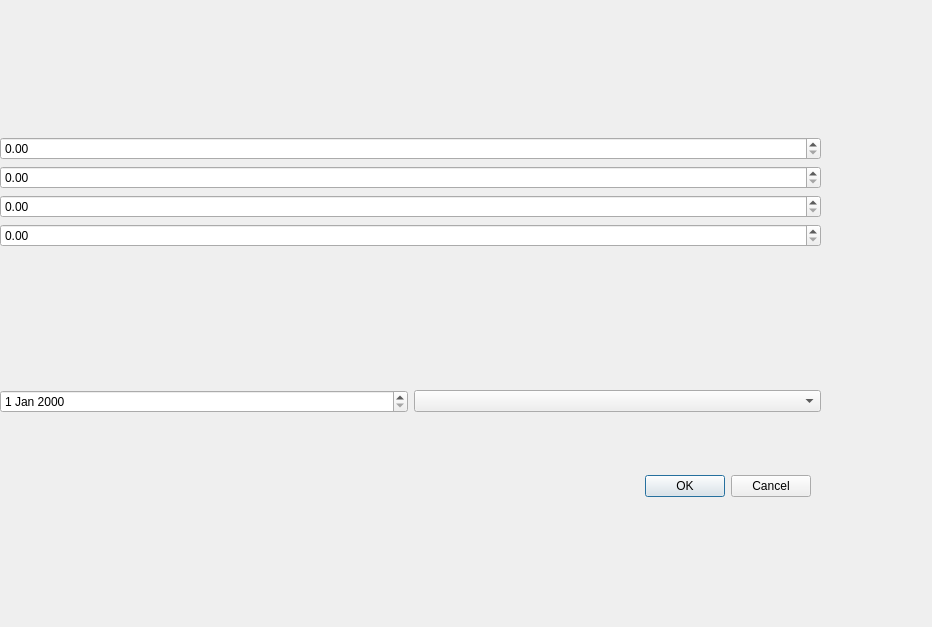
Old version of the form app/ui/config_dialog.ui in the repository aCoruja/skyvolt-drone.
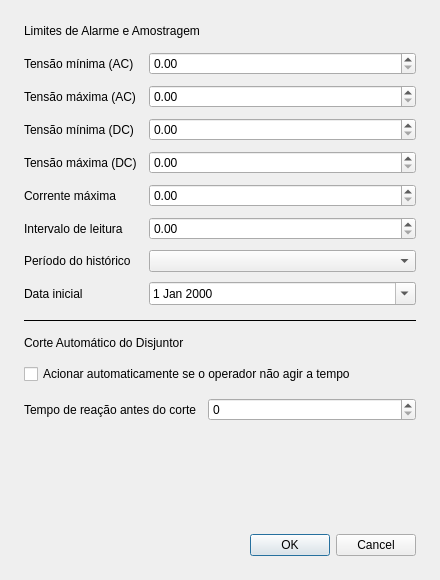
New version of the form.

The edit to the form file:
```diff
--- a/app/ui/config_dialog.ui
+++ b/app/ui/config_dialog.ui
@@ -6,67 +6,195 @@
    <rect>
     <x>0</x>
     <y>0</y>
-    <width>932</width>
-    <height>627</height>
+    <width>440</width>
+    <height>580</height>
    </rect>
   </property>
   <property name="windowTitle">
    <string>Dialog</string>
   </property>
-  <widget class="QWidget" name="verticalLayoutWidget_2">
-   <property name="geometry">
-    <rect>
-     <x>0</x>
-     <y>0</y>
-     <width>821</width>
-     <height>551</height>
-    </rect>
+  <layout class="QVBoxLayout" name="dialogLayout">
+   <property name="leftMargin">
+    <number>24</number>
    </property>
-   <layout class="QVBoxLayout" name="verticalLayout_5">
-    <item>
-     <layout class="QVBoxLayout" name="verticalLayout_6">
-      <item>
-       <widget class="QDoubleSpinBox" name="spnTensaoMin"/>
-      </item>
-      <item>
-       <widget class="QDoubleSpinBox" name="spnTensaoMax"/>
-      </item>
-      <item>
-       <widget class="QDoubleSpinBox" name="spnIntervalo"/>
-      </item>
-      <item>
-       <widget class="QDoubleSpinBox" name="spnCorrenteMax"/>
-      </item>
-     </layout>
-    </item>
-    <item>
-     <layout class="QHBoxLayout" name="horizontalLayout_3">
-      <item>
-       <widget class="QDateEdit" name="dateInicio"/>
-      </item>
-      <item>
-       <widget class="QComboBox" name="cmbPeriodo"/>
-      </item>
-     </layout>
-    </item>
-   </layout>
-  </widget>
-  <widget class="QDialogButtonBox" name="buttonBox">
-   <property name="geometry">
-    <rect>
-     <x>470</x>
-     <y>470</y>
-     <width>341</width>
-     <height>32</height>
-    </rect>
+   <property name="topMargin">
+    <number>24</number>
    </property>
-   <property name="orientation">
-    <enum>Qt::Horizontal</enum>
+   <property name="rightMargin">
+    <number>24</number>
    </property>
-   <property name="standardButtons">
-    <set>QDialogButtonBox::Cancel|QDialogButtonBox::Ok</set>
+   <property name="bottomMargin">
+    <number>24</number>
    </property>
-  </widget>
+   <property name="spacing">
+    <number>14</number>
+   </property>
+   <item>
+    <widget class="QLabel" name="lblTituloDialog">
+     <property name="text">
+      <string>Limites de Alarme e Amostragem</string>
+     </property>
+    </widget>
+   </item>
+   <item>
+    <layout class="QFormLayout" name="formLayout">
+     <property name="verticalSpacing">
+      <number>10</number>
+     </property>
+     <property name="horizontalSpacing">
+      <number>12</number>
+     </property>
+     <item row="0" column="0">
+      <widget class="QLabel" name="lblCaptionTensaoMinAC">
+       <property name="text">
+        <string>Tensão mínima (AC)</string>
+       </property>
+      </widget>
+     </item>
+     <item row="0" column="1">
+      <widget class="QDoubleSpinBox" name="spnTensaoMinAC"/>
+     </item>
+     <item row="1" column="0">
+      <widget class="QLabel" name="lblCaptionTensaoMaxAC">
+       <property name="text">
+        <string>Tensão máxima (AC)</string>
+       </property>
+      </widget>
+     </item>
+     <item row="1" column="1">
+      <widget class="QDoubleSpinBox" name="spnTensaoMaxAC"/>
+     </item>
+     <item row="2" column="0">
+      <widget class="QLabel" name="lblCaptionTensaoMinDC">
+       <property name="text">
+        <string>Tensão mínima (DC)</string>
+       </property>
+      </widget>
+     </item>
+     <item row="2" column="1">
+      <widget class="QDoubleSpinBox" name="spnTensaoMinDC"/>
+     </item>
+     <item row="3" column="0">
+      <widget class="QLabel" name="lblCaptionTensaoMaxDC">
+       <property name="text">
+        <string>Tensão máxima (DC)</string>
+       </property>
+      </widget>
+     </item>
+     <item row="3" column="1">
+      <widget class="QDoubleSpinBox" name="spnTensaoMaxDC"/>
+     </item>
+     <item row="4" column="0">
+      <widget class="QLabel" name="lblCaptionCorrenteMax">
+       <property name="text">
+        <string>Corrente máxima</string>
+       </property>
+      </widget>
+     </item>
+     <item row="4" column="1">
+      <widget class="QDoubleSpinBox" name="spnCorrenteMax"/>
+     </item>
+     <item row="5" column="0">
+      <widget class="QLabel" name="lblCaptionIntervalo">
+       <property name="text">
+        <string>Intervalo de leitura</string>
+       </property>
+      </widget>
+     </item>
+     <item row="5" column="1">
+      <widget class="QDoubleSpinBox" name="spnIntervalo"/>
+     </item>
+     <item row="6" column="0">
+      <widget class="QLabel" name="lblCaptionPeriodo">
+       <property name="text">
+        <string>Período do histórico</string>
+       </property>
+      </widget>
+     </item>
+     <item row="6" column="1">
+      <widget class="QComboBox" name="cmbPeriodo"/>
+     </item>
+     <item row="7" column="0">
+      <widget class="QLabel" name="lblCaptionDataInicio">
+       <property name="text">
+        <string>Data inicial</string>
+       </property>
+      </widget>
+     </item>
+     <item row="7" column="1">
+      <widget class="QDateEdit" name="dateInicio">
+       <property name="calendarPopup">
+        <bool>true</bool>
+       </property>
+      </widget>
+     </item>
+    </layout>
+   </item>
+   <item>
+    <widget class="QFrame" name="lineDisjuntor">
+     <property name="frameShape">
+      <enum>QFrame::HLine</enum>
+     </property>
+    </widget>
+   </item>
+   <item>
+    <widget class="QLabel" name="lblTituloDisjuntor">
+     <property name="text">
+      <string>Corte Automático do Disjuntor</string>
+     </property>
+    </widget>
+   </item>
+   <item>
+    <widget class="QCheckBox" name="chkDisjuntorAutomatico">
+     <property name="text">
+      <string>Acionar automaticamente se o operador não agir a tempo</string>
+     </property>
+    </widget>
+   </item>
+   <item>
+    <layout class="QFormLayout" name="formLayoutDisjuntor">
+     <property name="verticalSpacing">
+      <number>10</number>
+     </property>
+     <property name="horizontalSpacing">
+      <number>12</number>
+     </property>
+     <item row="0" column="0">
+      <widget class="QLabel" name="lblCaptionTempoReacao">
+       <property name="text">
+        <string>Tempo de reação antes do corte</string>
+       </property>
+      </widget>
+     </item>
+     <item row="0" column="1">
+      <widget class="QSpinBox" name="spnTempoReacao"/>
+     </item>
+    </layout>
+   </item>
+   <item>
+    <spacer name="verticalSpacer">
+     <property name="orientation">
+      <enum>Qt::Vertical</enum>
+     </property>
+     <property name="sizeHint" stdset="0">
+      <size>
+       <width>20</width>
+       <height>40</height>
+      </size>
+     </property>
+    </spacer>
+   </item>
+   <item>
+    <widget class="QDialogButtonBox" name="buttonBox">
+     <property name="orientation">
+      <enum>Qt::Horizontal</enum>
+     </property>
+     <property name="standardButtons">
+      <set>QDialogButtonBox::Cancel|QDialogButtonBox::Ok</set>
+     </property>
+    </widget>
+   </item>
+  </layout>
  </widget>
  <resources/>
  <connections/>
```
Left out of the diff: 2 changed lines with no effect on the pictures.
